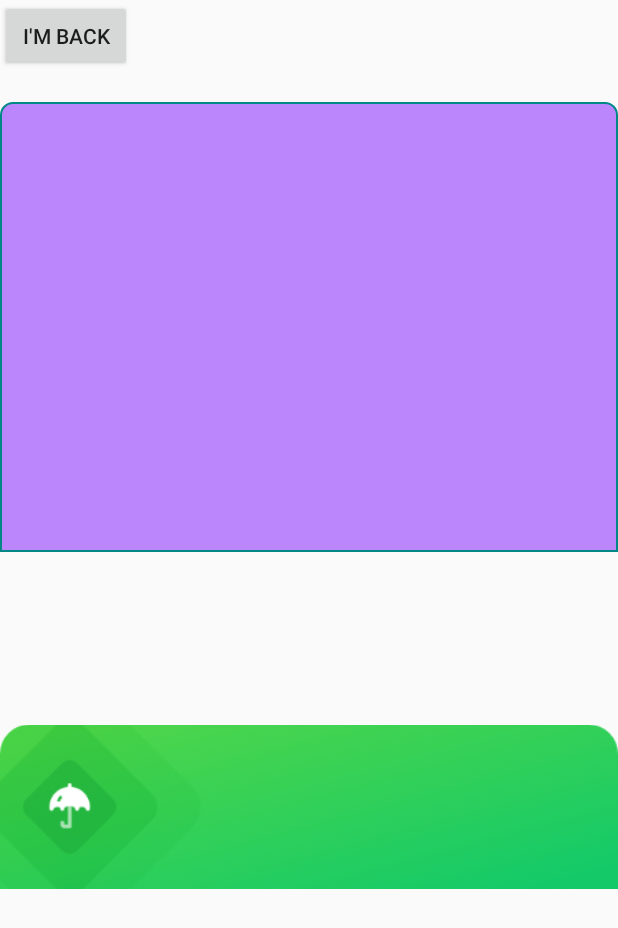
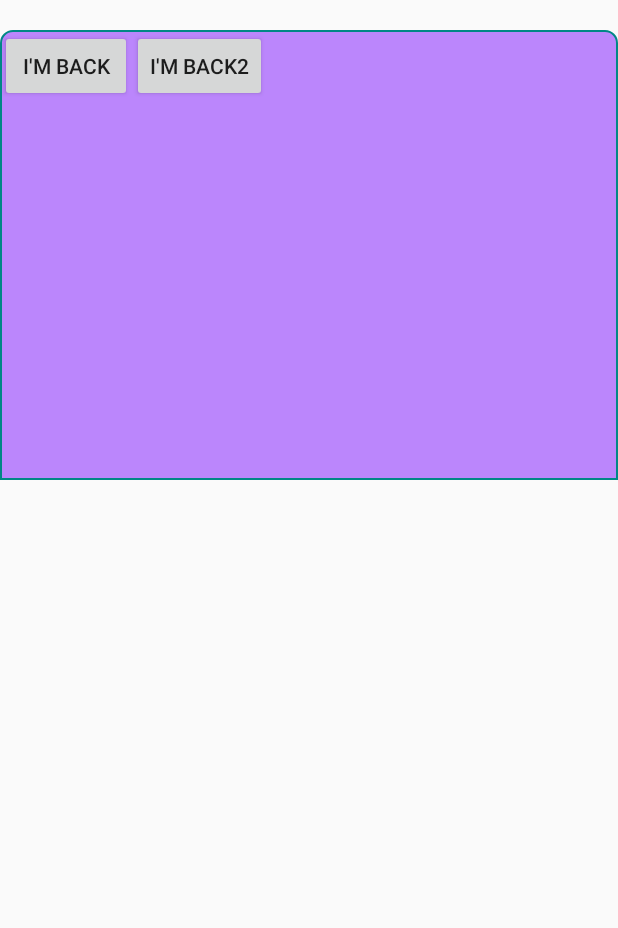
Before and after one commit to wshfzhwj/StructApp, an Android app: the screen it shows after launch (MainActivity), after a tap on "I'M BACK", on a phone screen of 412 x 824 dp. Shown: the top 928 px of the screen. Run offline under Robolectric (Android 15) with nearby library versions, the phone set to English and light mode, and no system bars; pictures from the network do not load.

Commit message:
touchbutton

```diff
--- a/app/src/main/java/com/sf/struct/activity/MainActivity.java
+++ b/app/src/main/java/com/sf/struct/activity/MainActivity.java
@@ -13,16 +13,20 @@ import android.os.Handler;
 import android.os.IBinder;
 import android.os.Message;
 import android.os.Messenger;
+import android.util.Log;
+import android.view.MotionEvent;
 import android.view.View;
 import android.widget.Button;
 import android.widget.ImageView;
 import android.widget.Toast;
 
+import com.bumptech.glide.Glide;
 import com.sf.struct.R;
 import com.sf.struct.network.HttpManager;
 import com.sf.struct.tool.ImageUtils;
 import com.sf.struct.practice.InterviewFun;
 import com.sf.struct.service.MessengerService;
+import com.sf.struct.widget.TouchButton;
 
 import androidx.annotation.NonNull;
 import androidx.annotation.Nullable;
@@ -37,7 +41,8 @@ import retrofit2.Retrofit;
 
 public class MainActivity extends AppCompatActivity {
     private static final String TAG = MainActivity.class.getName();
-    Button helloBtn;
+    TouchButton helloBtn;
+    TouchButton helloBtn2;
     ImageView roundImage;
     private Messenger mService;
     private Retrofit mRetrofit;
@@ -48,6 +53,7 @@ public class MainActivity extends AppCompatActivity {
         super.onCreate(savedInstanceState);
         setContentView(R.layout.layout_back);
         helloBtn = findViewById(R.id.helloBtn);
+        helloBtn2 = findViewById(R.id.helloBtn2);
         roundImage = findViewById(R.id.roundImage);
         helloBtn.setOnClickListener(new View.OnClickListener() {
             @Override
@@ -55,23 +61,27 @@ public class MainActivity extends AppCompatActivity {
 //                requestPermission();
 //                handleVue();
 //                startAidl();
-                int a = 9/0;
+//                  testGlide();
+//                executeReq();
             }
         });
-        Bitmap bitmap = BitmapFactory.decodeResource(getResources(),R.drawable.b);
-//        roundImage.setImageBitmap(BitmapHelper.getRoundCornerImage(bitmap,24, BitmapHelper.HalfType.TOP));
-        roundImage.setImageBitmap(ImageUtils.toRoundCorner(bitmap,24, ImageUtils.CORNER_TOP_LEFT|ImageUtils.CORNER_TOP_RIGHT));
+//        Bitmap bitmap = BitmapFactory.decodeResource(getResources(), R.drawable.b);
+//        roundImage.setImageBitmap(ImageUtils.toRoundCorner(bitmap, 24, ImageUtils.CORNER_TOP_LEFT | ImageUtils.CORNER_TOP_RIGHT));
+//        init();
+//
+    }
 
-        init();
-//        executeReq();
+    private void testGlide() {
+        String url = "https://alifei04.cfp.cn/creative/vcg/800/version23/VCG41175510742.jpg";
+        Glide.with(this).load(url).into(roundImage);
     }
 
     private void testFun() {
-            new InterviewFun().lightFun();
+        new InterviewFun().lightFun();
     }
 
     private void startAidl() {
-        startActivity(new Intent().setClass(this,AidlActivity.class));
+        startActivity(new Intent().setClass(this, AidlActivity.class));
     }
 
     private void executeReq() {
@@ -154,11 +164,10 @@ public class MainActivity extends AppCompatActivity {
 
     };
 
-    public void transBitmap(){
+    public void transBitmap() {
         Bundle bundle = new Bundle();
-        bundle.putBinder("",null);
+        bundle.putBinder("", null);
     }
-
 
 
     private Handler messengerHandler = new Handler() {
--- a/app/src/main/java/com/sf/struct/network/service/ConnectService.java
+++ b/app/src/main/java/com/sf/struct/network/service/ConnectService.java
@@ -6,4 +6,7 @@ import retrofit2.http.GET;
 public interface ConnectService {
     @GET()
     Call<String> getTxt();
+
+    @GET()
+    Call<String> getName();
 }
--- /dev/null
+++ b/app/src/main/java/com/sf/struct/widget/TouchButton.java
@@ -0,0 +1,70 @@
+package com.sf.struct.widget;
+
+import android.content.Context;
+import android.util.AttributeSet;
+import android.util.Log;
+import android.view.MotionEvent;
+import android.widget.TextView;
+
+import androidx.annotation.NonNull;
+import androidx.annotation.Nullable;
+import androidx.appcompat.widget.AppCompatButton;
+
+public class TouchButton extends AppCompatButton {
+    private static final String TAG = "Touch Test";
+    public TouchButton(@NonNull Context context) {
+        super(context);
+    }
+
+    public TouchButton(@NonNull Context context, @Nullable AttributeSet attrs) {
+        super(context, attrs);
+    }
+
+    public TouchButton(@NonNull Context context, @Nullable AttributeSet attrs, int defStyleAttr) {
+        super(context, attrs, defStyleAttr);
+    }
+
+    @Override
+    public boolean dispatchTouchEvent(MotionEvent event) {
+        switch (event.getAction()){
+            case MotionEvent.ACTION_DOWN:
+                Log.d(TAG,"TouchButton dispatchTouchEvent ACTION_DOWN");
+                break;
+            case MotionEvent.ACTION_MOVE:
+                Log.d(TAG,"TouchButton dispatchTouchEvent ACTION_MOVE");
+                break;
+            case MotionEvent.ACTION_UP:
+                Log.d(TAG,"TouchButton dispatchTouchEvent ACTION_UP" );
+                break;
+            case MotionEvent.ACTION_CANCEL:
+                Log.d(TAG,"TouchButton dispatchTouchEvent ACTION_CANCEL" );
+                break;
+            default:
+                Log.d(TAG,"TouchButton dispatchTouchEvent ACTION = "  + event.getAction());
+                break;
+        }
+        return super.dispatchTouchEvent(event);
+    }
+
+    @Override
+    public boolean onTouchEvent(MotionEvent event) {
+        switch (event.getAction()){
+            case MotionEvent.ACTION_DOWN:
+                Log.d(TAG,"TouchButton onTouchEvent ACTION_DOWN");
+                break;
+            case MotionEvent.ACTION_MOVE:
+                Log.d(TAG,"TouchButton onTouchEvent ACTION_MOVE");
+                break;
+            case MotionEvent.ACTION_UP:
+                Log.d(TAG,"TouchButton onTouchEvent ACTION_UP" );
+                break;
+            case MotionEvent.ACTION_CANCEL:
+                Log.d(TAG,"TouchButton onTouchEvent ACTION_CANCEL" );
+                break;
+            default:
+                Log.d(TAG,"TouchButton onTouchEvent ACTION = "  + event.getAction());
+                break;
+        }
+        return  super.onTouchEvent(event);
+    }
+}
--- /dev/null
+++ b/app/src/main/java/com/sf/struct/widget/TouchLinearLayout.java
@@ -0,0 +1,72 @@
+package com.sf.struct.widget;
+
+import android.content.Context;
+import android.util.AttributeSet;
+import android.util.Log;
+import android.view.MotionEvent;
+import android.widget.LinearLayout;
+
+import androidx.annotation.Nullable;
+
+public class TouchLinearLayout extends LinearLayout {
+    private static final String TAG = "Touch Test";
+    public TouchLinearLayout(Context context) {
+        super(context);
+    }
+
+    public TouchLinearLayout(Context context, @Nullable AttributeSet attrs) {
+        super(context, attrs);
+    }
+
+    public TouchLinearLayout(Context context, @Nullable AttributeSet attrs, int defStyleAttr) {
+        super(context, attrs, defStyleAttr);
+    }
+
+    public TouchLinearLayout(Context context, AttributeSet attrs, int defStyleAttr, int defStyleRes) {
+        super(context, attrs, defStyleAttr, defStyleRes);
+    }
+
+    @Override
+    public boolean dispatchTouchEvent(MotionEvent event) {
+        switch (event.getAction()){
+            case MotionEvent.ACTION_DOWN:
+                Log.d(TAG,"TouchLinearLayout dispatchTouchEvent ACTION_DOWN");
+                break;
+            case MotionEvent.ACTION_MOVE:
+                Log.d(TAG,"TouchLinearLayout dispatchTouchEvent ACTION_MOVE");
+                break;
+            case MotionEvent.ACTION_UP:
+                Log.d(TAG,"TouchLinearLayout dispatchTouchEvent ACTION_UP" );
+                break;
+            case MotionEvent.ACTION_CANCEL:
+                Log.d(TAG,"TouchLinearLayout dispatchTouchEvent ACTION_CANCEL" );
+                break;
+            default:
+                Log.d(TAG,"TouchLinearLayout dispatchTouchEvent ACTION = "  + event.getAction());
+                break;
+        }
+        return super.dispatchTouchEvent(event);
+    }
+
+    @Override
+    public boolean onTouchEvent(MotionEvent event) {
+        switch (event.getAction()){
+            case MotionEvent.ACTION_DOWN:
+                Log.d(TAG,"TouchLinearLayout onTouchEvent ACTION_DOWN");
+                break;
+            case MotionEvent.ACTION_MOVE:
+                Log.d(TAG,"TouchLinearLayout onTouchEvent ACTION_MOVE");
+                break;
+            case MotionEvent.ACTION_UP:
+                Log.d(TAG,"TouchLinearLayout onTouchEvent ACTION_UP" );
+                break;
+            case MotionEvent.ACTION_CANCEL:
+                Log.d(TAG,"TouchLinearLayout onTouchEvent ACTION_CANCEL" );
+                break;
+            default:
+                Log.d(TAG,"TouchLinearLayout onTouchEvent ACTION = "  + event.getAction());
+                break;
+        }
+        return  super.onTouchEvent(event);
+    }
+}
--- a/app/src/main/res/layout/layout_back.xml
+++ b/app/src/main/res/layout/layout_back.xml
@@ -5,22 +5,26 @@
     android:orientation="vertical"
     >
 
-    <Button
-        android:id="@+id/helloBtn"
-        android:layout_width="wrap_content"
-        android:layout_height="wrap_content"
-        android:text="I'm back" />
-
-    <LinearLayout
+    <com.sf.struct.widget.TouchLinearLayout
         android:layout_width="match_parent"
         android:layout_height="300dp"
         android:background="@drawable/bg"
+        android:orientation="horizontal"
         android:layout_marginTop="20dp"
         >
+        <com.sf.struct.widget.TouchButton
+            android:id="@+id/helloBtn"
+            android:layout_width="wrap_content"
+            android:layout_height="wrap_content"
+            android:text="I'm back" />
 
+        <com.sf.struct.widget.TouchButton
+            android:id="@+id/helloBtn2"
+            android:layout_width="wrap_content"
+            android:layout_height="wrap_content"
+            android:text="I'm back2" />
 
-
-    </LinearLayout>
+    </com.sf.struct.widget.TouchLinearLayout>
 
     <ImageView
         android:id="@+id/roundImage"
```
Also changed, not shown: app/build.gradle (+9 -2 lines), 2 other files.
